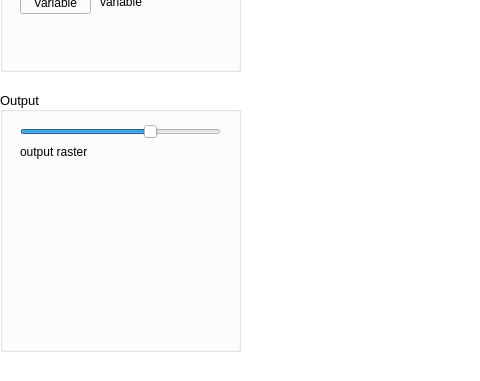
The window that bin/CRITERIA3D/mainwindow.ui (gaowudao/CRITERIA3D) describes before a commit, drawn with Qt 5; both pictures show x 0 to 480 and y 319 to 700 of the 1280 by 700 pixel window.
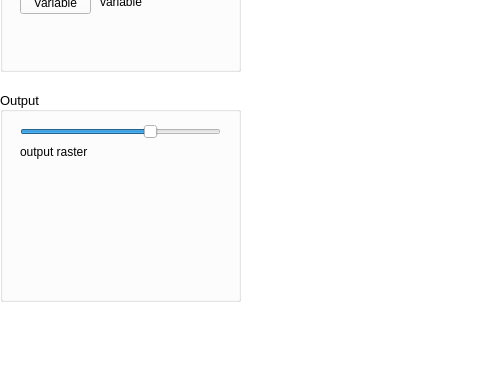
The same window after the commit.

The edit to the form file:
```diff
--- a/bin/CRITERIA3D/mainwindow.ui
+++ b/bin/CRITERIA3D/mainwindow.ui
@@ -1492,7 +1492,7 @@
       <x>0</x>
       <y>390</y>
       <width>241</width>
-      <height>261</height>
+      <height>211</height>
      </rect>
     </property>
     <property name="palette">
```
Left out of the diff: 2 changed lines with no effect on the pictures.
